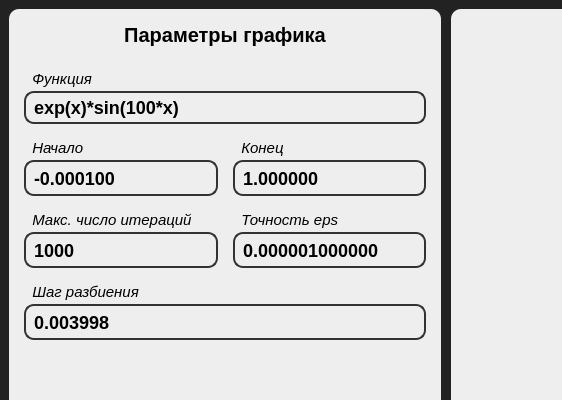
Before: the Qt Designer form python/lab2/design.ui in Dayz221/BMSTU-C-Py-Labs, drawn with Qt 5; both pictures show x 0 to 562 and y 0 to 400 of the 1109 by 847 pixel window.
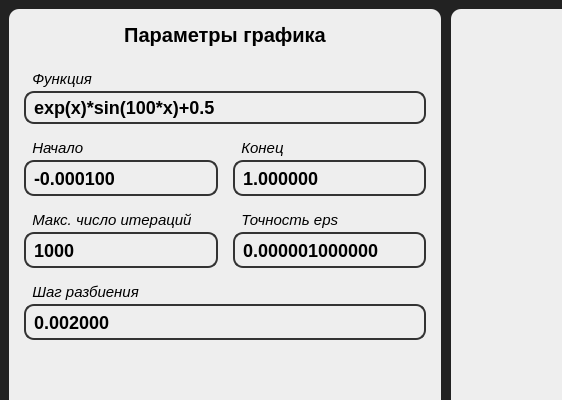
After: the same form once the commit is applied.

Patch:
```diff
--- a/python/lab2/design.ui
+++ b/python/lab2/design.ui
@@ -178,7 +178,7 @@
                <string/>
               </property>
               <property name="text">
-               <string>exp(x)*sin(100*x)</string>
+               <string>exp(x)*sin(100*x)+0.5</string>
               </property>
               <property name="frame">
                <bool>true</bool>
@@ -541,7 +541,7 @@
                <double>0.000001000000000</double>
               </property>
               <property name="value">
-               <double>0.003998000000000</double>
+               <double>0.002000000000000</double>
               </property>
              </widget>
             </item>
```
